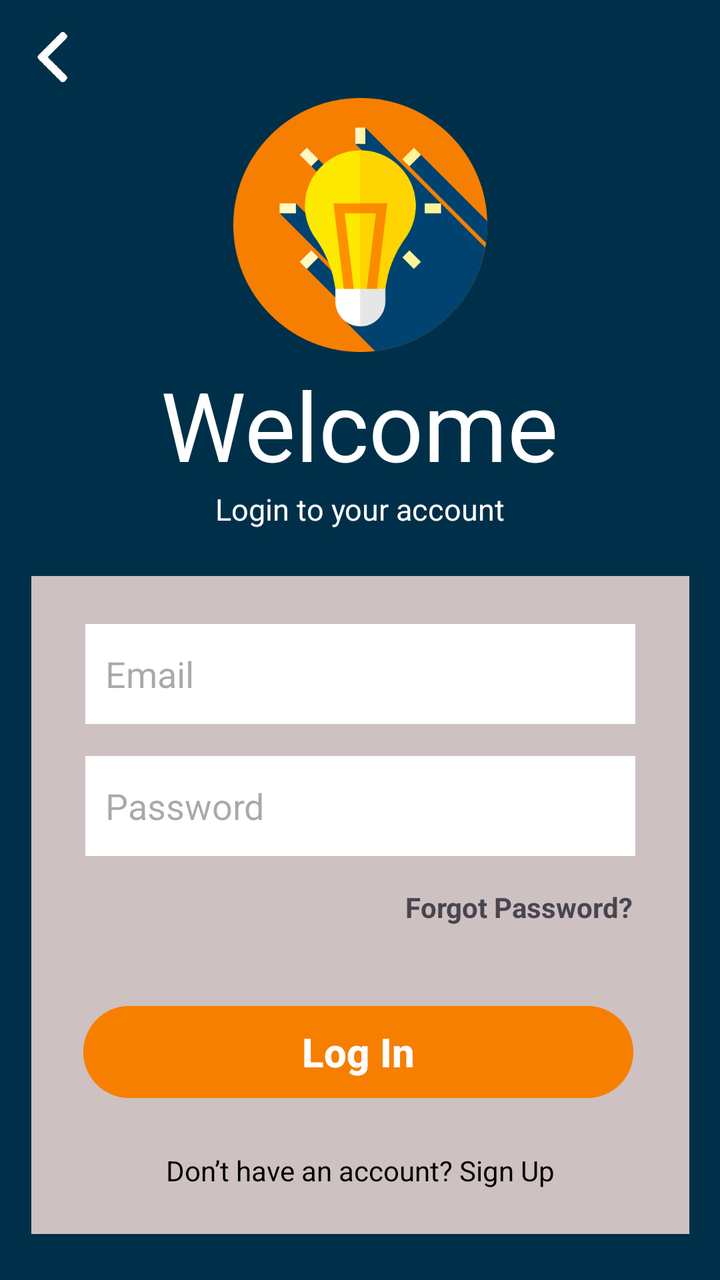
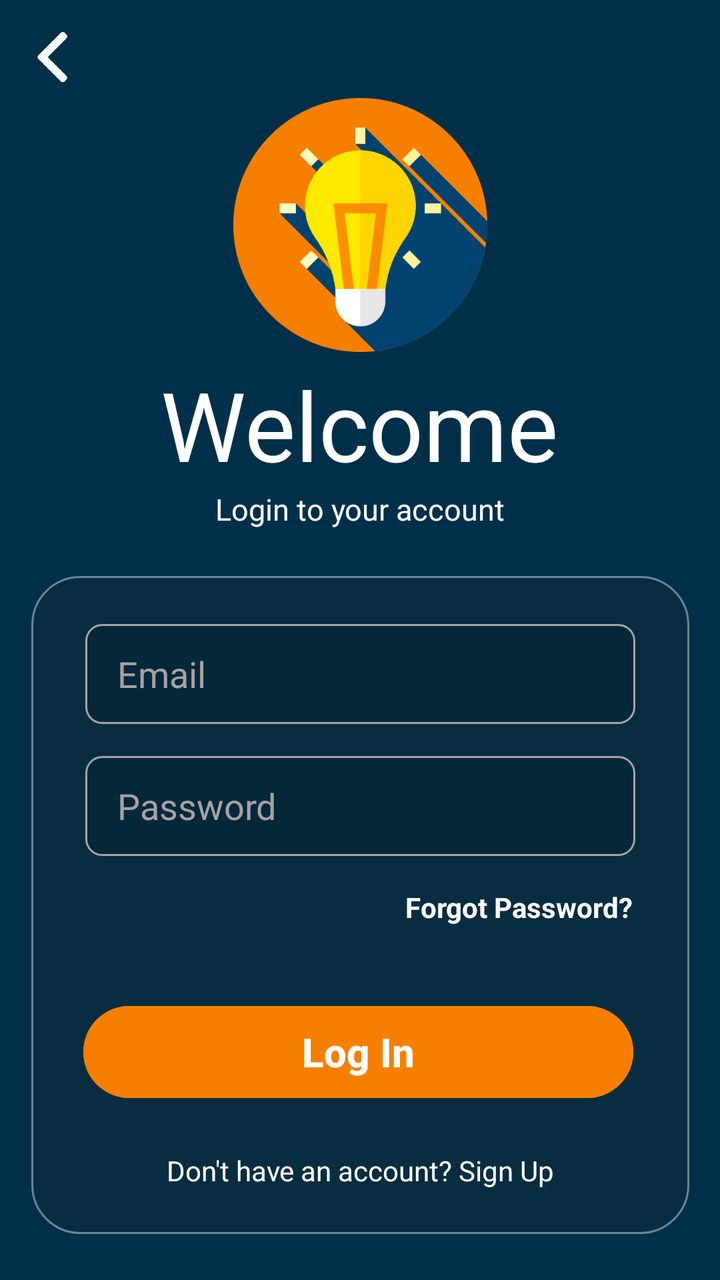

Compare the two renders of this Android layout. The source of the first and the diff that turns it into the second are given below.
<!-- AndroidManifest.xml: application theme Theme.SmartGlow_v2 -->
<!-- res/layout/activity_log_in.xml -->
<?xml version="1.0" encoding="utf-8"?>
<androidx.constraintlayout.widget.ConstraintLayout xmlns:android="http://schemas.android.com/apk/res/android"
    xmlns:app="http://schemas.android.com/apk/res-auto"
    xmlns:tools="http://schemas.android.com/tools"
    android:id="@+id/main"
    android:layout_width="match_parent"
    android:layout_height="match_parent"
    tools:context=".LogIn"
    android:background="#003049">

    <ImageButton
        android:id="@+id/backbutton"
        android:layout_width="25dp"
        android:layout_height="25dp"
        android:layout_marginTop="16dp"
        android:background="@drawable/back"
        app:layout_constraintEnd_toEndOf="parent"
        app:layout_constraintHorizontal_bias="0.041"
        app:layout_constraintStart_toStartOf="parent"
        app:layout_constraintTop_toTopOf="parent" />

    <ImageView
        android:id="@+id/logo"
        android:layout_width="127dp"
        android:layout_height="127dp"
        android:layout_marginTop="8dp"
        android:background="@drawable/idea"
        app:layout_constraintEnd_toEndOf="parent"
        app:layout_constraintStart_toStartOf="parent"
        app:layout_constraintTop_toBottomOf="@+id/backbutton" />

    <TextView
        android:id="@+id/welcome"
        android:layout_width="wrap_content"
        android:layout_height="wrap_content"
        android:layout_marginTop="4dp"
        android:text="Welcome"
        android:textColor="@color/white"
        android:textSize="48dp"
        app:layout_constraintEnd_toEndOf="parent"
        app:layout_constraintHorizontal_bias="0.497"
        app:layout_constraintStart_toStartOf="parent"
        app:layout_constraintTop_toBottomOf="@+id/logo" />

    <TextView
        android:id="@+id/welcomev2"
        android:layout_width="wrap_content"
        android:layout_height="wrap_content"
        android:text="Login to your account"
        android:textColor="@color/white"
        android:textSize="15dp"
        app:layout_constraintEnd_toEndOf="parent"
        app:layout_constraintStart_toStartOf="parent"
        app:layout_constraintTop_toBottomOf="@+id/welcome" />

    <androidx.constraintlayout.widget.ConstraintLayout
        android:layout_width="329dp"
        android:layout_height="329dp"
        android:background="#CEC1C1"
        app:layout_constraintBottom_toBottomOf="parent"
        app:layout_constraintEnd_toEndOf="parent"
        app:layout_constraintStart_toStartOf="parent"
        app:layout_constraintTop_toBottomOf="@+id/welcomev2">

        <EditText
            android:id="@+id/emailinput"
            android:layout_width="275dp"
            android:layout_height="50dp"
            android:layout_marginTop="24dp"
            android:background="@color/white"
            android:hint="Email"
            android:paddingLeft="10dp"
            app:layout_constraintEnd_toEndOf="parent"
            app:layout_constraintStart_toStartOf="parent"
            app:layout_constraintTop_toTopOf="parent" />

        <EditText
            android:id="@+id/passwordinput"
            android:layout_width="275dp"
            android:layout_height="50dp"
            android:layout_marginTop="16dp"
            android:background="@color/white"
            android:hint="Password"
            android:paddingLeft="10dp"
            app:layout_constraintEnd_toEndOf="parent"
            app:layout_constraintStart_toStartOf="parent"
            app:layout_constraintTop_toBottomOf="@+id/emailinput" />

        <TextView
            android:id="@+id/forgotpass"
            android:layout_width="wrap_content"
            android:layout_height="wrap_content"
            android:layout_marginTop="16dp"
            android:clickable="true"
            android:text="Forgot Password?"
            android:textStyle="bold"
            app:layout_constraintEnd_toEndOf="parent"
            app:layout_constraintHorizontal_bias="0.869"
            app:layout_constraintStart_toStartOf="parent"
            app:layout_constraintTop_toBottomOf="@+id/passwordinput" />

        <Button
            android:id="@+id/loginbutton"
            android:layout_width="275dp"
            android:layout_height="54dp"
            android:layout_marginTop="36dp"
            android:backgroundTint="#F77F00"
            android:text="Log In"
            android:textSize="20dp"
            android:textStyle="bold"
            app:layout_constraintEnd_toEndOf="parent"
            app:layout_constraintHorizontal_bias="0.481"
            app:layout_constraintStart_toStartOf="parent"
            app:layout_constraintTop_toBottomOf="@+id/forgotpass" />

        <TextView
            android:id="@+id/textrani"
            android:layout_width="wrap_content"
            android:layout_height="wrap_content"
            android:clickable="true"
            android:text="Don’t have an account? Sign Up"
            android:textColor="@color/black"
            app:layout_constraintBottom_toBottomOf="parent"
            app:layout_constraintEnd_toEndOf="parent"
            app:layout_constraintStart_toStartOf="parent"
            app:layout_constraintTop_toBottomOf="@+id/loginbutton" />


    </androidx.constraintlayout.widget.ConstraintLayout>

</androidx.constraintlayout.widget.ConstraintLayout>
<!-- resources referenced by this layout -->
<resources>
  <color name="black">#FF000000</color>
  <color name="white">#FFFFFFFF</color>
  <!-- drawable back: png bitmap (drawable, 32534 bytes) -->
  <!-- drawable idea: png bitmap (drawable, 25872 bytes) -->
  <style name="Theme.SmartGlow_v2" parent="Base.Theme.SmartGlow_v2" />
  <style name="Base.Theme.SmartGlow_v2" parent="Theme.Material3.DayNight.NoActionBar">
          
          
      </style>
</resources>

<!-- the commit's change to res/layout/activity_log_in.xml (unified diff, before → after) -->
@@ -5,8 +5,18 @@
     android:id="@+id/main"
     android:layout_width="match_parent"
     android:layout_height="match_parent"
-    tools:context=".LogIn"
+    tools:context=".view.LoginActivity"
     android:background="#003049">
+
+    <ProgressBar
+        android:id="@+id/progressBar"
+        android:layout_width="wrap_content"
+        android:layout_height="wrap_content"
+        android:visibility="gone"
+        app:layout_constraintBottom_toBottomOf="parent"
+        app:layout_constraintEnd_toEndOf="parent"
+        app:layout_constraintStart_toStartOf="parent"
+        app:layout_constraintTop_toTopOf="parent" />
 
     <ImageButton
         android:id="@+id/backbutton"
@@ -56,7 +66,7 @@
     <androidx.constraintlayout.widget.ConstraintLayout
         android:layout_width="329dp"
         android:layout_height="329dp"
-        android:background="#CEC1C1"
+        android:background="@drawable/tile_bg"
         app:layout_constraintBottom_toBottomOf="parent"
         app:layout_constraintEnd_toEndOf="parent"
         app:layout_constraintStart_toStartOf="parent"
@@ -67,9 +77,13 @@
             android:layout_width="275dp"
             android:layout_height="50dp"
             android:layout_marginTop="24dp"
-            android:background="@color/white"
+            android:background="@drawable/edit_text_bg"
             android:hint="Email"
-            android:paddingLeft="10dp"
+            android:inputType="textEmailAddress"
+            android:paddingLeft="16dp"
+            android:paddingRight="16dp"
+            android:textColor="@color/white"
+            android:textColorHint="#A6A3A3"
             app:layout_constraintEnd_toEndOf="parent"
             app:layout_constraintStart_toStartOf="parent"
             app:layout_constraintTop_toTopOf="parent" />
@@ -79,9 +93,13 @@
             android:layout_width="275dp"
             android:layout_height="50dp"
             android:layout_marginTop="16dp"
-            android:background="@color/white"
+            android:background="@drawable/edit_text_bg"
             android:hint="Password"
-            android:paddingLeft="10dp"
+            android:inputType="textPassword"
+            android:paddingLeft="16dp"
+            android:paddingRight="16dp"
+            android:textColor="@color/white"
+            android:textColorHint="#A6A3A3"
             app:layout_constraintEnd_toEndOf="parent"
             app:layout_constraintStart_toStartOf="parent"
             app:layout_constraintTop_toBottomOf="@+id/emailinput" />
@@ -93,6 +111,7 @@
             android:layout_marginTop="16dp"
             android:clickable="true"
             android:text="Forgot Password?"
+            android:textColor="@color/white"
             android:textStyle="bold"
             app:layout_constraintEnd_toEndOf="parent"
             app:layout_constraintHorizontal_bias="0.869"
@@ -118,14 +137,13 @@
             android:layout_width="wrap_content"
             android:layout_height="wrap_content"
             android:clickable="true"
-            android:text="Don’t have an account? Sign Up"
-            android:textColor="@color/black"
+            android:text="Don't have an account? Sign Up"
+            android:textColor="@color/white"
             app:layout_constraintBottom_toBottomOf="parent"
             app:layout_constraintEnd_toEndOf="parent"
             app:layout_constraintStart_toStartOf="parent"
             app:layout_constraintTop_toBottomOf="@+id/loginbutton" />
 
-
     </androidx.constraintlayout.widget.ConstraintLayout>
 
 </androidx.constraintlayout.widget.ConstraintLayout>
<!-- resource entries referenced after the edit -->
@@ -1,9 +1,22 @@
 <!-- resources referenced by this layout -->
 <resources>
-  <color name="black">#FF000000</color>
   <color name="white">#FFFFFFFF</color>
   <!-- drawable back: png bitmap (drawable, 32534 bytes) -->
+  <!-- drawable edit_text_bg (drawable) -->
+  <?xml version="1.0" encoding="utf-8"?>
+  <shape xmlns:android="http://schemas.android.com/apk/res/android">
+      <solid android:color="#042739" />
+      <corners android:radius="8dp" />
+      <stroke android:width="1dp" android:color="#A6A3A3" />
+  </shape>
   <!-- drawable idea: png bitmap (drawable, 25872 bytes) -->
+  <!-- drawable tile_bg (drawable) -->
+  <shape xmlns:android="http://schemas.android.com/apk/res/android"
+      android:shape="rectangle">
+      <solid android:color="#092D40" />
+      <corners android:radius="24dp" />
+      <stroke android:width="1dp" android:color="#6A8594" />
+  </shape>
   <style name="Theme.SmartGlow_v2" parent="Base.Theme.SmartGlow_v2" />
   <style name="Base.Theme.SmartGlow_v2" parent="Theme.Material3.DayNight.NoActionBar">
           
